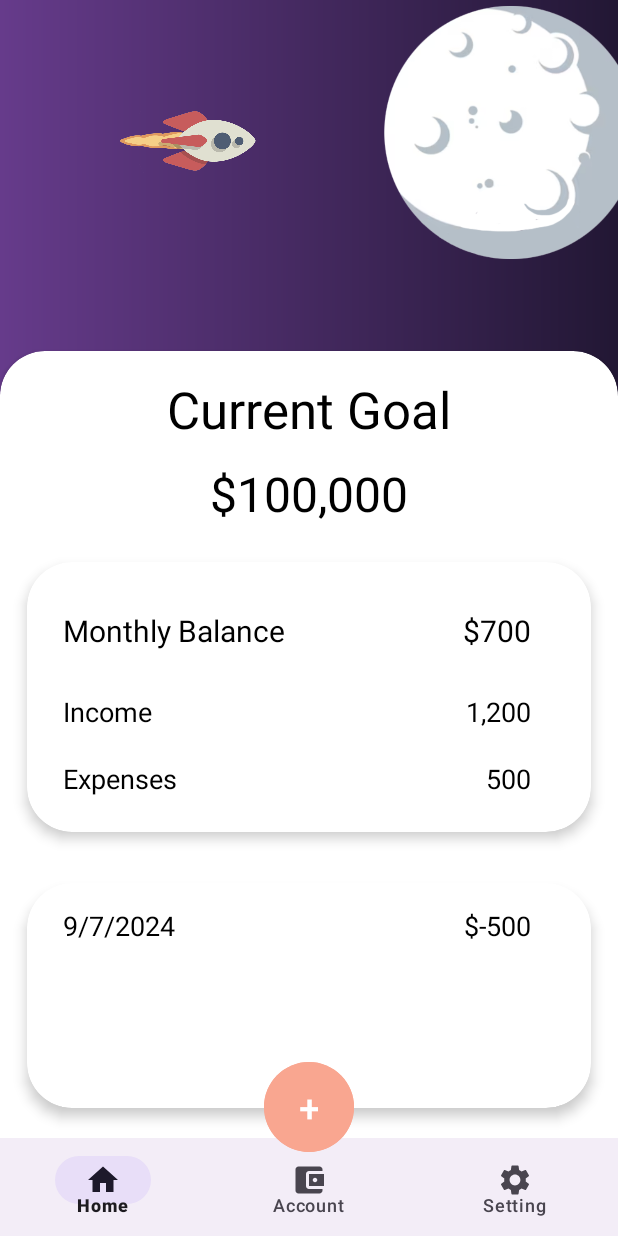
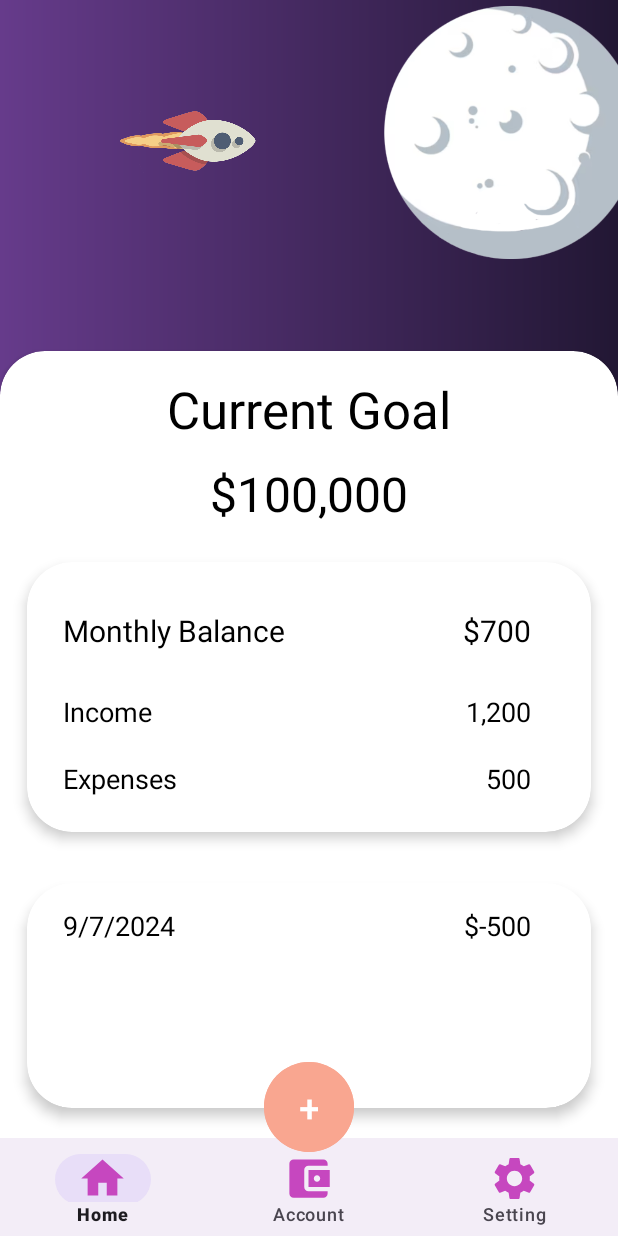
Before and after one commit to Harold107/star-vault, an Android app: the screen it shows after launch (MainActivity), on a phone screen of 412 x 824 dp. Run offline under Robolectric (Android 15) with nearby library versions, the phone set to English and light mode, and no system bars; our stand-ins replace navigation-ui.

Commit message:
Adjusted navigation bar spacing

```diff
--- a/app/src/main/res/layout/activity_main.xml
+++ b/app/src/main/res/layout/activity_main.xml
@@ -31,7 +31,10 @@
                 android:id="@+id/bottomNavigationView"
                 android:layout_width="match_parent"
                 android:layout_height="65dp"
-
+                app:itemIconTint="@color/navigationIcon_pink"
+                app:itemIconSize="34dp"
+                app:itemPaddingTop="10dp"
+                app:itemPaddingBottom="10dp"
                 app:layout_constraintBottom_toBottomOf="parent"
                 app:layout_constraintStart_toStartOf="parent"
                 app:layout_constraintEnd_toEndOf="parent"
--- a/app/src/main/res/layout/fragment_home.xml
+++ b/app/src/main/res/layout/fragment_home.xml
@@ -33,7 +33,6 @@
 
         <!--main backdrop -->
         <androidx.cardview.widget.CardView
-
                 android:layout_width="412dp"
                 android:layout_height="600dp"
                 app:cardCornerRadius="30dp"
--- a/app/src/main/res/values/colors.xml
+++ b/app/src/main/res/values/colors.xml
@@ -11,5 +11,6 @@
 
     <color name="trnasacBnt_orange">#F9A690</color>
     <color name="navigationBar_grey">#ADADAD</color>
+    <color name="navigationIcon_pink">#C647BF</color>
 
 </resources>
```
